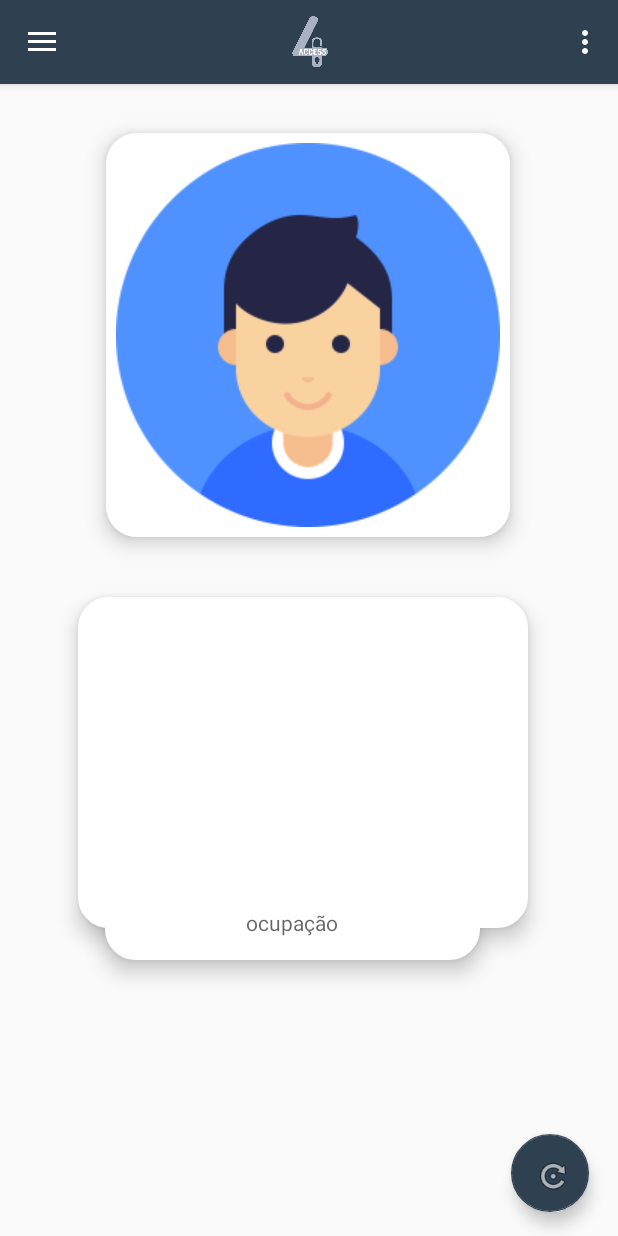
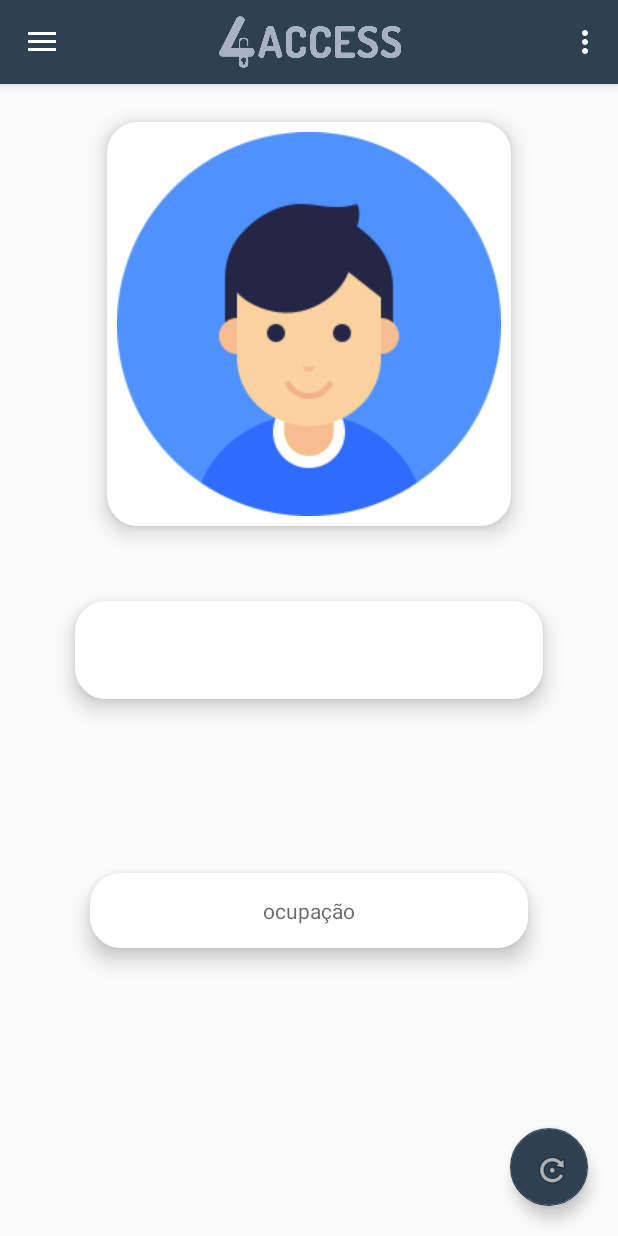
Before and after one commit to Dantexza/TCC, an Android app: the MainActivity screen opened directly, with no data from a screen before it, on a phone screen of 412 x 824 dp. Run offline under Robolectric (Android 15) with nearby library versions, the phone set to English and light mode, and no system bars; network calls fail; 3 statements that could not run were skipped.

Commit message:
interfaceV1.2

```diff
--- a/app/src/main/java/com/example/bgabr/tcc/LoginActivity.java
+++ b/app/src/main/java/com/example/bgabr/tcc/LoginActivity.java
@@ -114,7 +114,7 @@ public class LoginActivity extends AppCompatActivity {
                         } catch (JSONException e) {
                             e.printStackTrace();
                             Toast.makeText(getApplicationContext(),
-                                    "Error: " + e.getMessage(),
+                                    "Login e senha inválidos",
                                     Toast.LENGTH_LONG).show();
 
                         }
--- a/app/src/main/res/layout/app_bar_main.xml
+++ b/app/src/main/res/layout/app_bar_main.xml
@@ -20,10 +20,10 @@
 
             <ImageView
                 android:id="@+id/imageView5"
-                android:layout_width="35dp"
-                android:layout_height="35dp"
+                android:layout_width="135dp"
+                android:layout_height="45dp"
                 android:layout_gravity="center"
-                app:srcCompat="@drawable/logolight" />
+                app:srcCompat="@drawable/logo_horizontal" />
         </android.support.v7.widget.Toolbar>
 
 
--- a/app/src/main/res/layout/content_main.xml
+++ b/app/src/main/res/layout/content_main.xml
@@ -12,66 +12,65 @@
         android:id="@+id/user"
         android:layout_width="wrap_content"
         android:layout_height="wrap_content"
-        android:layout_marginTop="16dp"
+        android:layout_gravity="center_horizontal"
 
-        android:layout_marginEnd="12dp"
-        android:layout_marginBottom="40dp"
+        android:layout_marginStart="50dp"
+
+        android:layout_marginTop="25dp"
+        android:layout_marginEnd="50dp"
         android:background="@drawable/rounduser"
         android:elevation="8dp"
-        app:layout_constraintBottom_toTopOf="@+id/textViewUser"
-        app:layout_constraintEnd_toEndOf="@+id/textViewUser"
-        app:layout_constraintTop_toBottomOf="parent"
+        app:layout_constraintEnd_toEndOf="parent"
+        app:layout_constraintStart_toStartOf="parent"
         app:layout_constraintTop_toTopOf="parent"
-        app:layout_constraintVertical_bias="1.0"
         app:srcCompat="@drawable/user" />
 
 
     <TextView
         android:id="@+id/textViewUser"
-        android:layout_width="300dp"
-        android:layout_height="0dp"
-        android:layout_marginStart="52dp"
-        android:layout_marginTop="342dp"
-        android:layout_marginBottom="137dp"
+        android:layout_width="match_parent"
+        android:layout_height="65dp"
+        android:layout_marginStart="50dp"
+        android:layout_marginTop="50dp"
+        android:layout_marginEnd="50dp"
         android:background="@drawable/rounduser"
         android:elevation="8dp"
         android:gravity="center"
-        app:layout_constraintBottom_toTopOf="@+id/floatingActionButton"
+        app:layout_constraintEnd_toEndOf="parent"
         app:layout_constraintStart_toStartOf="parent"
-        app:layout_constraintTop_toTopOf="parent" />
+        app:layout_constraintTop_toBottomOf="@+id/user" />
 
     <TextView
         android:id="@+id/textViewOcupation"
-        android:layout_width="250dp"
+        android:layout_width="match_parent"
         android:layout_height="50dp"
+        android:layout_marginStart="60dp"
+        android:layout_marginTop="35dp"
+        android:layout_marginEnd="60dp"
+        android:layout_marginBottom="112dp"
         android:background="@drawable/rounduser"
         android:elevation="8dp"
+
         android:gravity="center"
         android:hint="ocupação"
         app:layout_constraintBottom_toBottomOf="parent"
         app:layout_constraintEnd_toEndOf="parent"
-        app:layout_constraintHorizontal_bias="0.434"
         app:layout_constraintStart_toStartOf="parent"
-        app:layout_constraintTop_toBottomOf="@+id/user"
-        app:layout_constraintVertical_bias="0.557" />
+        app:layout_constraintTop_toBottomOf="@+id/textViewUser" />
 
     <android.support.design.widget.FloatingActionButton
         android:id="@+id/floatingActionButton"
         android:layout_width="52dp"
-        android:layout_height="52dp"
-        android:layout_marginStart="17dp"
-        android:layout_marginEnd="16dp"
-        android:layout_marginBottom="16dp"
+        android:layout_height="55dp"
+        android:layout_marginEnd="20dp"
+        android:layout_marginBottom="20dp"
         android:clickable="true"
+        android:elevation="8dp"
         android:focusable="true"
-        android:elevation="8dp"
         android:scaleType="center"
         app:layout_constraintBottom_toBottomOf="parent"
         app:layout_constraintEnd_toEndOf="parent"
-        app:layout_constraintStart_toEndOf="@+id/textViewOcupation"
-        app:layout_constraintTop_toBottomOf="@+id/textViewUser"
-        app:srcCompat="@android:drawable/ic_menu_rotate"
-        />
+        app:srcCompat="@android:drawable/ic_menu_rotate" />
 
 
 </android.support.constraint.ConstraintLayout>
```
Also changed, not shown: app/src/main/java/com/example/bgabr/tcc/MainActivity.java (+14 -2 lines), app/src/main/res/layout/activity_login.xml (+19 -19 lines), app/src/main/res/drawable/logo_horizontal.png (added).
